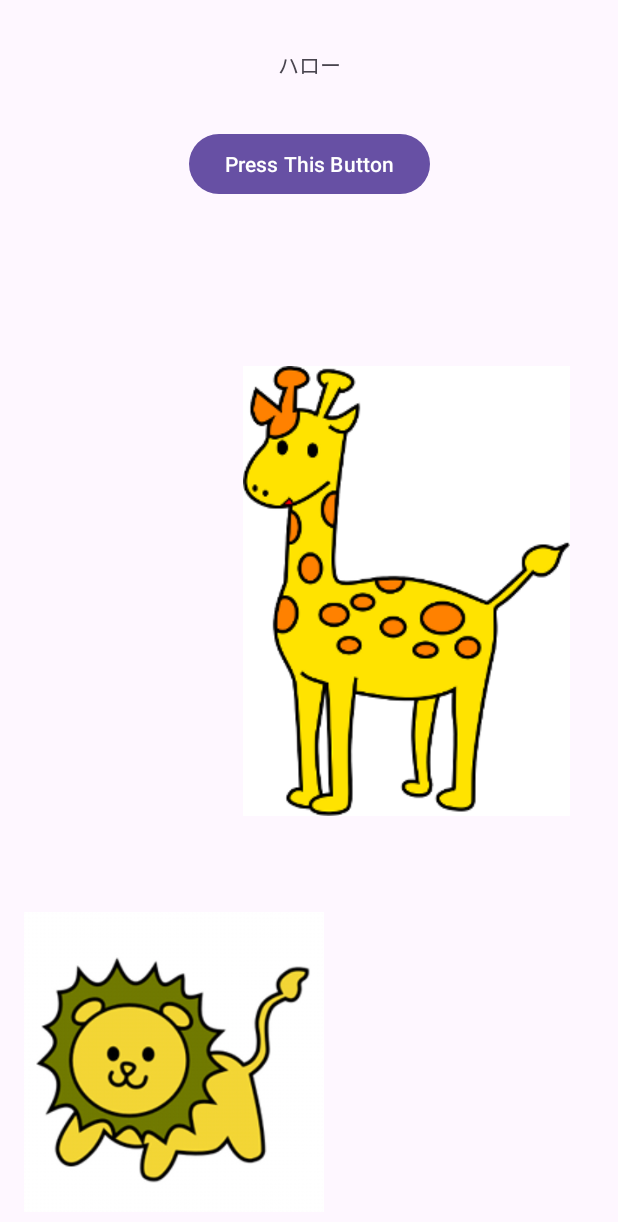
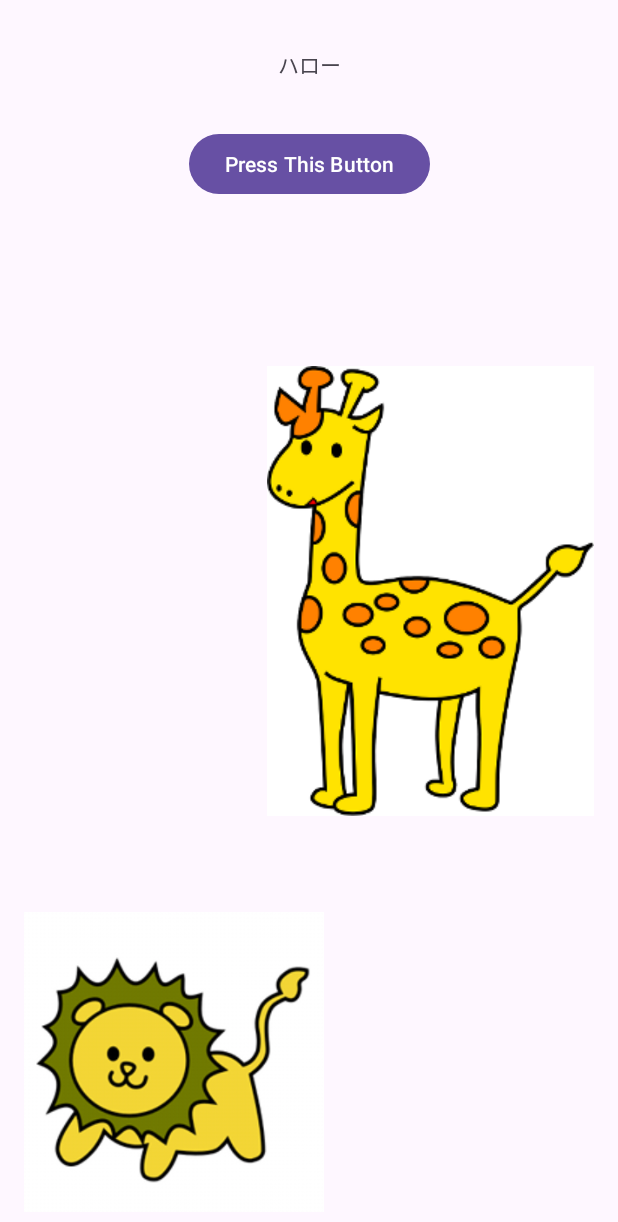
Before and after one commit to mohachi8/HelloWorld_AndroidStudio, an Android app: the layout activity_main.xml on its own in the app's theme, with its tools: preview values and no code run, on a phone screen of 412 x 824 dp. Shown: the top 1222 px of the screen. Run offline under Robolectric (Android 15) with nearby library versions, the phone set to English and light mode, and no system bars.

Commit message:
change giraffe.png

```diff
--- a/app/src/main/res/layout/activity_main.xml
+++ b/app/src/main/res/layout/activity_main.xml
@@ -41,7 +41,7 @@
         android:id="@+id/imageView2"
         android:layout_width="wrap_content"
         android:layout_height="wrap_content"
-        android:layout_marginEnd="32dp"
+        android:layout_marginEnd="16dp"
         android:layout_marginBottom="64dp"
         app:layout_constraintBottom_toTopOf="@+id/imageView"
         app:layout_constraintEnd_toEndOf="parent"
```
